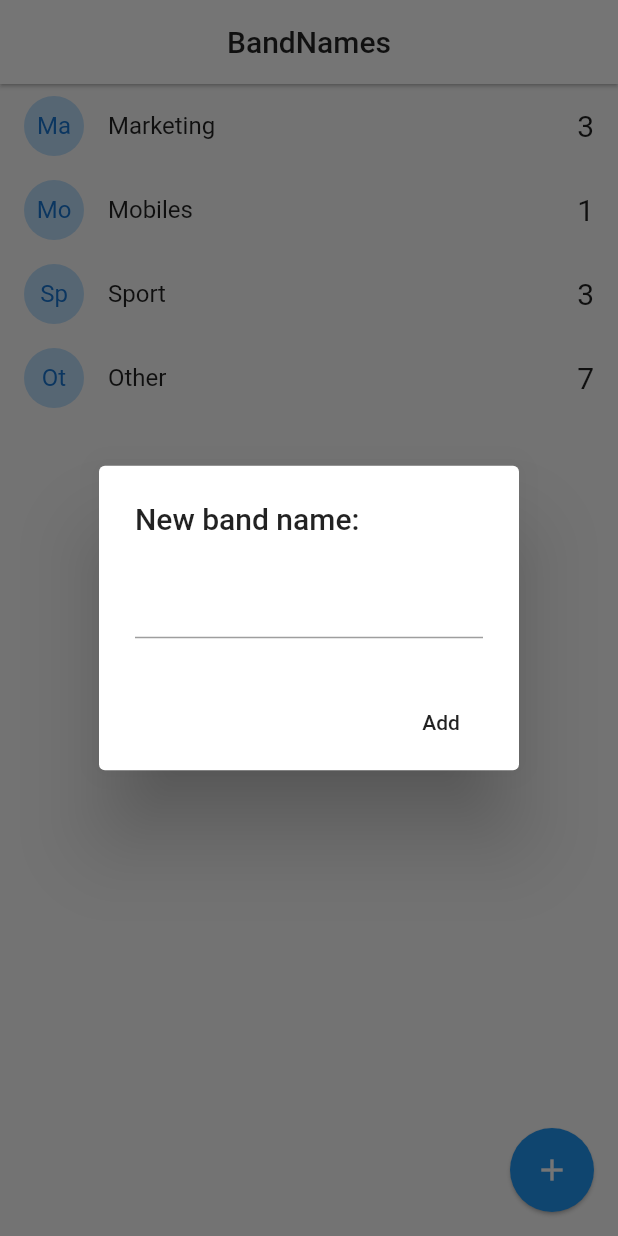
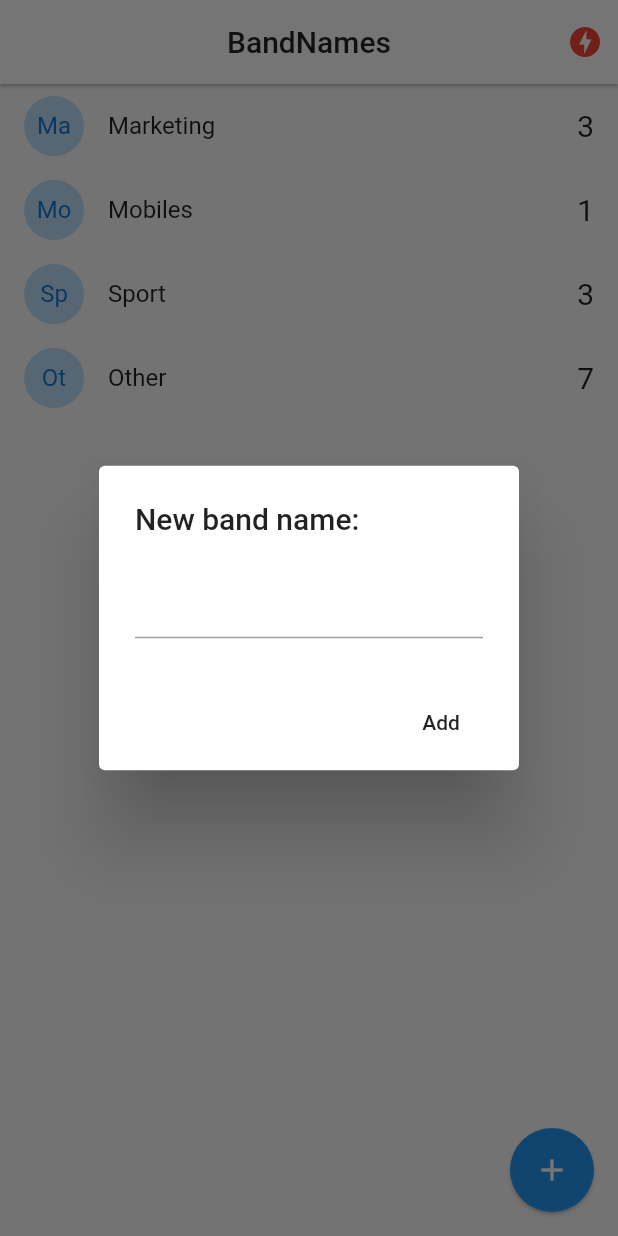
Before and after one commit to Brandon-RS/BandNamesApp, a Flutter app: the screen it shows after launch, after a tap on the "add" icon, on a phone screen of 412 x 824 dp. Run offline on Flutter 3.47's test engine with Material 2 defaults, Android fonts, the phone set to English and light mode, and no system bars; our stand-ins replace socket_io_client; network calls fail.

Commit message:
socket.io basic config

```diff
--- a/lib/main.dart
+++ b/lib/main.dart
@@ -1,4 +1,7 @@
+import 'package:band_names/services/socket_service.dart';
 import 'package:flutter/material.dart';
+import 'package:provider/provider.dart';
+
 import 'package:band_names/routes/routes.dart';
 
 void main() => runApp(const MyApp());
@@ -8,7 +11,11 @@ class MyApp extends StatelessWidget {
 
   @override
   Widget build(BuildContext context) {
-    return MaterialApp(
+    return MultiProvider(
+      providers: [
+        ChangeNotifierProvider(create: (_) => SocketService()),
+      ],
+      child: MaterialApp(
         title: 'Flutter Demo',
         theme: ThemeData(
           primarySwatch: Colors.blue,
@@ -16,6 +23,7 @@ class MyApp extends StatelessWidget {
         initialRoute: HomeScreen.routeName,
         routes: getAplicationRoutes(),
         debugShowCheckedModeBanner: false,
+      ),
     );
   }
 }
--- a/lib/routes/routes.dart
+++ b/lib/routes/routes.dart
@@ -2,10 +2,13 @@ import 'package:flutter/material.dart';
 
 // Imports
 import 'package:band_names/screens/home_screen.dart';
+import 'package:band_names/screens/status_screen.dart';
 
 // Exports
 export 'package:band_names/screens/home_screen.dart';
+export 'package:band_names/screens/status_screen.dart';
 
 Map<String, WidgetBuilder> getAplicationRoutes() => <String, WidgetBuilder>{
       HomeScreen.routeName: (BuildContext context) => const HomeScreen(),
+      StatusScreen.routeName: (BuildContext context) => const StatusScreen(),
     };
--- a/lib/screens/home_screen.dart
+++ b/lib/screens/home_screen.dart
@@ -1,9 +1,11 @@
 import 'dart:developer';
 import 'dart:io';
 
+import 'package:band_names/services/socket_service.dart';
 import 'package:flutter/cupertino.dart';
 import 'package:flutter/material.dart';
 import 'package:band_names/models/band.dart';
+import 'package:provider/provider.dart';
 
 class HomeScreen extends StatefulWidget {
   const HomeScreen({Key? key}) : super(key: key);
@@ -24,12 +26,22 @@ class _HomeScreenState extends State<HomeScreen> {
 
   @override
   Widget build(BuildContext context) {
+    final socketService = Provider.of<SocketService>(context);
+
     return Scaffold(
       appBar: AppBar(
         title: const Text('BandNames', style: TextStyle(color: Colors.black87)),
         centerTitle: true,
         backgroundColor: Colors.white,
         elevation: 1,
+        actions: [
+          Container(
+            margin: const EdgeInsets.only(right: 10),
+            child: socketService.serverStatus == ServerStatus.online
+                ? const Icon(Icons.check_circle_outline, color: Colors.blue)
+                : const Icon(Icons.offline_bolt, color: Colors.red),
+          ),
+        ],
       ),
       body: ListView.builder(
         itemCount: bands.length,
--- /dev/null
+++ b/lib/services/socket_service.dart
@@ -0,0 +1,52 @@
+import 'package:flutter/material.dart';
+import 'package:socket_io_client/socket_io_client.dart';
+
+enum ServerStatus {
+  online,
+  offline,
+  connecting,
+}
+
+class SocketService with ChangeNotifier {
+  ServerStatus _serverStatus = ServerStatus.connecting;
+  late Socket _socket;
+
+  ServerStatus get serverStatus => _serverStatus;
+  Socket get socket => _socket;
+  // Function get emit => _socket.emit;
+
+  SocketService() {
+    _initConfig();
+  }
+
+  final String ip = '192.168.194.23';
+  final String port = '8080';
+
+  _initConfig() {
+    final String url = 'http://$ip:$port';
+
+    // io.Socket socket = io.io(url, {
+    //   'transports': ['websocket'],
+    //   'autoConnect': true,
+    // });
+
+    _socket = io(
+      url,
+      OptionBuilder().setTransports(['websocket']).enableAutoConnect().setExtraHeaders({'foo': 'bar'}).build(),
+    );
+
+    _socket.onConnect((_) {
+      _serverStatus = ServerStatus.online;
+      notifyListeners();
+    });
+
+    _socket.onDisconnect((_) {
+      _serverStatus = ServerStatus.offline;
+      notifyListeners();
+    });
+
+    // _socket.on('new-sms', (payload) {
+    //   print('new-sms: $payload');
+    // });
+  }
+}
```
Also changed, not shown: lib/screens/status_screen.dart (added, +35 -0 lines), pubspec.yaml (+7 -59 lines), pubspec.lock. Lines whose indentation alone changed are shown as unchanged.
